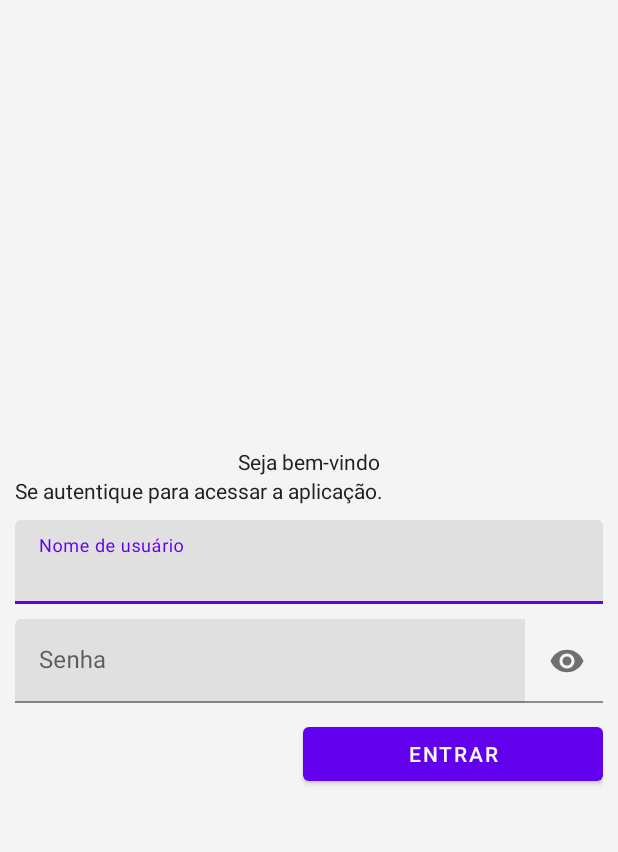
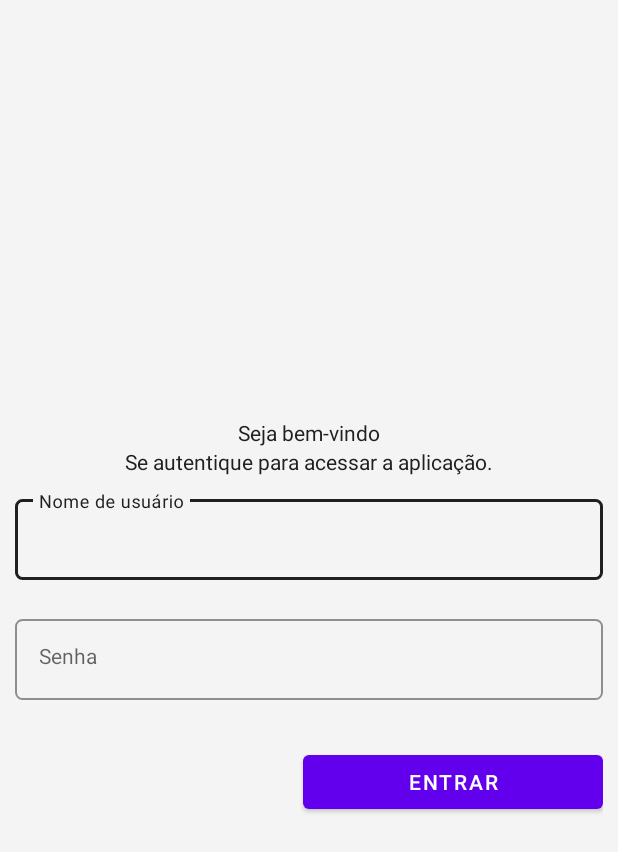
Before and after one commit to matheusxreis/pim8-android, an Android app: the screen it shows after launch (MainActivity), on a phone screen of 412 x 824 dp. Shown: the top 852 px of the screen. Run offline under Robolectric (Android 15) with nearby library versions, the phone set to English and light mode, and no system bars.

Commit message:
refactor: in main activity'

```diff
--- a/app/src/main/res/layout/activity_main.xml
+++ b/app/src/main/res/layout/activity_main.xml
@@ -23,56 +23,75 @@
         app:layout_constraintBottom_toTopOf="@id/title"
         app:layout_constraintStart_toStartOf="parent"
         app:layout_constraintEnd_toEndOf="parent"
+        android:backgroundTint="@android:color/transparent"
         />
         <TextView
         android:id="@+id/title"
         android:layout_width="wrap_content"
         android:layout_height="wrap_content"
         android:text="Se autentique para acessar a aplicação."
-        app:layout_constraintBottom_toTopOf="@id/edit_text_username"
-        app:layout_constraintStart_toStartOf="parent"
+        app:layout_constraintBottom_toTopOf="@id/username_input_layout"
+        app:layout_constraintStart_toStartOf="parent" app:layout_constraintEnd_toEndOf="parent"
         app:layout_constraintTop_toBottomOf="@id/welcome"
-        android:paddingBottom="10dp"/>
+        android:paddingBottom="10dp"
+        android:backgroundTint="@android:color/transparent"
+        />
+
         <com.google.android.material.textfield.TextInputLayout
-        android:id="@+id/edit_text_username"
+            android:id="@+id/username_input_layout"
             android:layout_width="match_parent"
             android:layout_height="wrap_content"
+            android:layout_marginBottom="60dp"
             app:layout_constraintStart_toStartOf="parent"
             app:layout_constraintEnd_toEndOf="parent"
             app:layout_constraintTop_toBottomOf="@id/title"
-        android:hint="Nome de usuário"
+            app:counterEnabled="true"
+            app:counterMaxLength="40"
+            style="@style/InputStyle"
             >
             <com.google.android.material.textfield.TextInputEditText
                 android:layout_width="match_parent"
-            android:layout_height="match_parent"
-            android:inputType="textPassword"
+                android:layout_height="wrap_content"
+                android:id="@+id/username_input"
+                android:inputType="text"
+                android:gravity="top"
+                style="@style/InputStyle.EditText"
+                android:hint="Nome de usuário"
+                android:backgroundTint="@android:color/transparent"
                 />
         </com.google.android.material.textfield.TextInputLayout>
         <com.google.android.material.textfield.TextInputLayout
-        android:layout_marginTop="10dp"
-        android:id="@+id/edit_text_password"
+            android:id="@+id/password_input_layout"
             android:layout_width="match_parent"
             android:layout_height="wrap_content"
+            android:layout_marginBottom="60dp"
             app:layout_constraintStart_toStartOf="parent"
             app:layout_constraintEnd_toEndOf="parent"
-        app:layout_constraintTop_toBottomOf="@id/edit_text_username"
-        app:endIconMode="password_toggle"
+            app:layout_constraintTop_toBottomOf="@id/username_input_layout"
+            style="@style/InputStyle"
+            android:backgroundTint="@android:color/transparent"
+
+            >
+
+            <com.google.android.material.textfield.TextInputEditText
+                android:id="@+id/password_input"
+                style="@style/InputStyle.EditText"
+                android:layout_width="match_parent"
+                android:layout_height="wrap_content"
+                android:gravity="top"
                 android:hint="Senha"
-        >
-        <com.google.android.material.textfield.TextInputEditText
-            android:id="@+id/edit_text_password_input"
-            android:layout_width="match_parent"
-            android:layout_height="match_parent"
-            android:inputType="textPassword"
+                android:inputType="text"
 
                 />
         </com.google.android.material.textfield.TextInputLayout>
+
+
         <com.google.android.material.button.MaterialButton
         android:id="@+id/button_login"
         android:layout_width="200dp"
         android:layout_height="wrap_content"
         app:layout_constraintEnd_toEndOf="parent"
-        app:layout_constraintTop_toBottomOf="@id/edit_text_password"
+        app:layout_constraintTop_toBottomOf="@id/password_input_layout"
         android:text="ENTRAR"
         android:layout_marginTop="10dp"
         />
```
Lines whose indentation alone changed are shown as unchanged.
